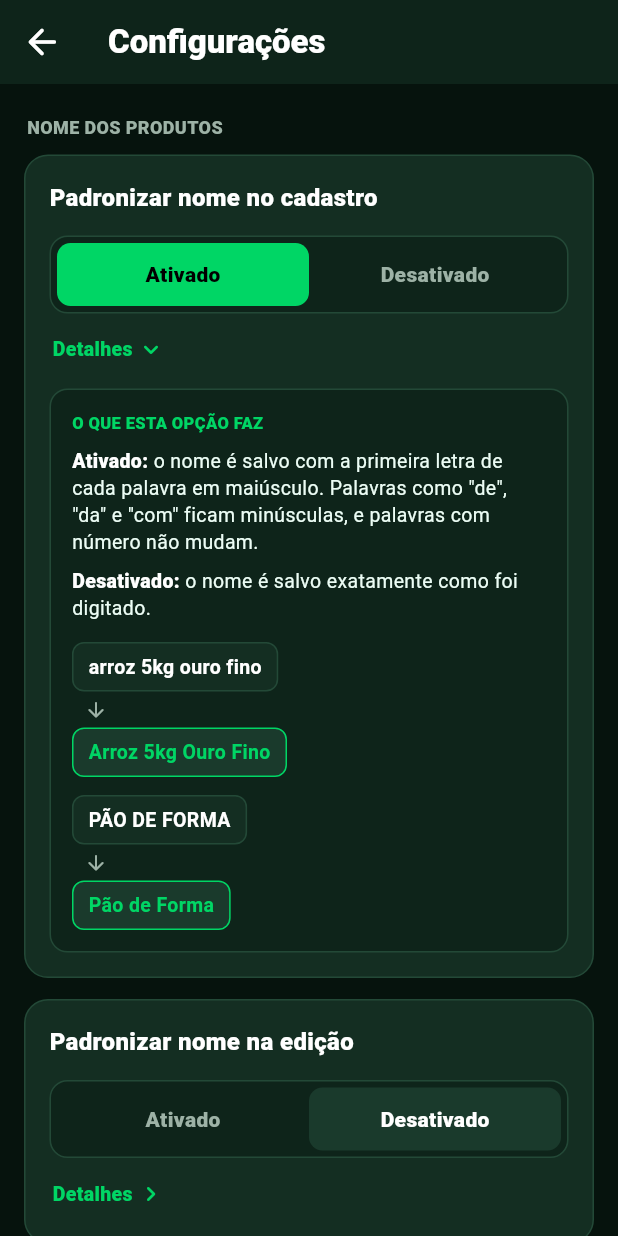
After one commit to PedroAlvaroFernandesFilho/Gerenciamento_Estoque_MercadoTropical, a Flutter app: the ConfiguracoesScreen screen opened directly, after a tap on "Detalhes", on a phone screen of 412 x 824 dp. The commit adds this screen. Run offline on Flutter 3.47's test engine with Material 3 defaults, Android fonts, the phone set to English and light mode, and no system bars; our stand-ins replace shared_preferences; accounts and stored records are empty; network calls fail.

Commit message:
[Frontend - 12] Criação da tela de Configurações com opções de padronização do nome no cadastro e na edição e de ícones automáticos, salvas no aparelho e nova a unidade 'lata' no cadastro e na edição de produtos

```diff
--- a/flutter_mobile/mercado_tropical_flutter/lib/main.dart
+++ b/flutter_mobile/mercado_tropical_flutter/lib/main.dart
@@ -1,10 +1,14 @@
 import 'package:flutter/material.dart';
 import 'package:flutter_localizations/flutter_localizations.dart';
+import 'provider/configuracoes_provider.dart';
 import 'provider/estoque_provider.dart';
 import 'ui/screens/home_page.dart';
 
 // Inicialização da aplicação apontando para a HomePage
-void main() {
+Future<void> main() async {
+  // Carrega as configurações salvas antes de abrir o app
+  WidgetsFlutterBinding.ensureInitialized();
+  await configuracoesProvider.carregar();
   runApp(const MercadoTropicalApp());
 }
 
--- a/flutter_mobile/mercado_tropical_flutter/lib/models/produto.dart
+++ b/flutter_mobile/mercado_tropical_flutter/lib/models/produto.dart
@@ -6,8 +6,13 @@ class Produto {
   final int minimo;
   final String unidade;
   final String validade; // Formato na tela: DD/MM/AAAA
-  final String icone;
+  final String _icone;
   final bool ativo;
+
+  // Definido pela tela de Configurações; desativado, todos os produtos mostram 📦
+  static bool iconesAtivos = true;
+
+  String get icone => iconesAtivos ? _icone : '📦';
 
   Produto({
     this.id,
@@ -18,7 +23,7 @@ class Produto {
     required this.validade,
     String? icone,
     this.ativo = true,
-  }) : icone = (icone != null && icone.isNotEmpty) ? icone : iconePorNome(nome);
+  }) : _icone = (icone != null && icone.isNotEmpty) ? icone : iconePorNome(nome);
 
   // Emoji de cada categoria e suas palavras-chave (sem acento), testados em ordem: o primeiro que combinar vence.
   // Itens mais específicos vêm antes (ex: "água sanitária" é limpeza, não bebida).
@@ -121,6 +126,9 @@ class Produto {
     }
     return resultado.join(' ');
   }
+
+  // Nome sem padronização: tira espaços do começo, do fim e repetidos
+  static String limparEspacos(String nome) => nome.trim().replaceAll(RegExp(r'\s+'), ' ');
 
   // Versão do nome usada só para comparar: sem acentos, minúscula e sem espaços extras
   static String normalizarNome(String nome) {
--- /dev/null
+++ b/flutter_mobile/mercado_tropical_flutter/lib/ui/screens/configuracoes_screen.dart
@@ -0,0 +1,346 @@
+import 'package:flutter/material.dart';
+import '../../provider/configuracoes_provider.dart';
+import '../theme/tropical_theme.dart';
+
+// Tela de Configurações: padronização dos nomes e ícones automáticos
+class ConfiguracoesScreen extends StatelessWidget {
+  const ConfiguracoesScreen({super.key});
+
+  @override
+  Widget build(BuildContext context) {
+    return ListenableBuilder(
+      listenable: configuracoesProvider,
+      builder: (context, _) {
+        return Scaffold(
+          backgroundColor: TropicalColors.base,
+          appBar: AppBar(
+            backgroundColor: TropicalColors.surface,
+            foregroundColor: Colors.white,
+            leading: IconButton(
+              icon: const Icon(Icons.arrow_back_rounded, size: 28),
+              tooltip: 'Voltar',
+              onPressed: () => Navigator.pop(context),
+            ),
+            title: const Text('Configurações', style: TextStyle(fontWeight: FontWeight.w900)),
+          ),
+          body: ListView(
+            padding: const EdgeInsets.all(16),
+            children: [
+              _buildTituloSecao('NOME DOS PRODUTOS'),
+              _OpcaoConfiguracao(
+                titulo: 'Padronizar nome no cadastro',
+                ativado: configuracoesProvider.padronizarCadastro,
+                aoMudar: configuracoesProvider.definirPadronizarCadastro,
+                textoAtivado:
+                    'o nome é salvo com a primeira letra de cada palavra em maiúsculo. Palavras como "de", "da" e "com" ficam minúsculas, e palavras com número não mudam.',
+                textoDesativado: 'o nome é salvo exatamente como foi digitado.',
+                exemplo: const Column(
+                  crossAxisAlignment: CrossAxisAlignment.start,
+                  children: [
+                    _ExemploNome(antes: 'arroz 5kg ouro fino', depois: 'Arroz 5kg Ouro Fino'),
+                    SizedBox(height: 12),
+                    _ExemploNome(antes: 'PÃO DE FORMA', depois: 'Pão de Forma'),
+                  ],
+                ),
+              ),
+              _OpcaoConfiguracao(
+                titulo: 'Padronizar nome na edição',
+                ativado: configuracoesProvider.padronizarEdicao,
+                aoMudar: configuracoesProvider.definirPadronizarEdicao,
+                textoAtivado: 'ao editar um produto, o nome também é padronizado.',
+                textoDesativado:
+                    'ao editar, o nome é salvo exatamente como foi digitado. Útil para ajustar marcas e siglas.',
+                exemplo: const _ExemploNome(antes: 'Café PILÃO', depois: 'Café Pilão'),
+              ),
+              const SizedBox(height: 8),
+              _buildTituloSecao('APARÊNCIA'),
+              _OpcaoConfiguracao(
+                titulo: 'Ícones automáticos',
+                ativado: configuracoesProvider.iconesAtivos,
+                aoMudar: configuracoesProvider.definirIconesAtivos,
+                textoAtivado: 'cada produto recebe um ícone de acordo com o nome (arroz, café, leite, frutas...).',
+                textoDesativado: 'todos os produtos usam o ícone padrão de caixa.',
+                exemplo: const Column(
+                  crossAxisAlignment: CrossAxisAlignment.start,
+                  children: [
+                    _ExemploIcones(rotulo: 'Ativado', icones: ['🌾', '☕'], nomes: ['Arroz', 'Café']),
+                    SizedBox(height: 8),
+                    _ExemploIcones(rotulo: 'Desativado', icones: ['📦', '📦'], nomes: ['Arroz', 'Café']),
+                  ],
+                ),
+              ),
+              const Padding(
+                padding: EdgeInsets.only(top: 4, bottom: 16),
+                child: Text(
+                  'As configurações ficam salvas neste aparelho.',
+                  textAlign: TextAlign.center,
+                  style: TextStyle(color: TropicalColors.subtext, fontSize: 11),
+                ),
+              ),
+            ],
+          ),
+        );
+      },
+    );
+  }
+
+  Widget _buildTituloSecao(String texto) {
+    return Padding(
+      padding: const EdgeInsets.only(left: 2, bottom: 10, top: 4),
+      child: Text(
+        texto,
+        style: const TextStyle(color: TropicalColors.subtext, fontSize: 12, fontWeight: FontWeight.w900),
+      ),
+    );
+  }
+}
+
+// Cartão de uma opção: título, botão Ativado/Desativado e "Detalhes" que expande a explicação
+class _OpcaoConfiguracao extends StatefulWidget {
+  final String titulo;
+  final bool ativado;
+  final ValueChanged<bool> aoMudar;
+  final String textoAtivado;
+  final String textoDesativado;
+  final Widget exemplo;
+
+  const _OpcaoConfiguracao({
+    required this.titulo,
+    required this.ativado,
+    required this.aoMudar,
+    required this.textoAtivado,
+    required this.textoDesativado,
+    required this.exemplo,
+  });
+
+  @override
+  State<_OpcaoConfiguracao> createState() => _OpcaoConfiguracaoState();
+}
+
+class _OpcaoConfiguracaoState extends State<_OpcaoConfiguracao> {
+  bool _detalhesAbertos = false;
+
+  @override
+  Widget build(BuildContext context) {
+    return Container(
+      margin: const EdgeInsets.only(bottom: 14),
+      padding: const EdgeInsets.all(16),
+      decoration: BoxDecoration(
+        color: TropicalColors.card,
+        borderRadius: BorderRadius.circular(16),
+        border: Border.all(color: TropicalColors.border),
+      ),
+      child: Column(
+        crossAxisAlignment: CrossAxisAlignment.start,
+        children: [
+          Text(
+            widget.titulo,
+            style: const TextStyle(color: Colors.white, fontSize: 16, fontWeight: FontWeight.w900),
+          ),
+          const SizedBox(height: 14),
+
+          // Botão em duas partes: a opção marcada fica destacada
+          Container(
+            padding: const EdgeInsets.all(4),
+            decoration: BoxDecoration(
+              color: TropicalColors.surface,
+              borderRadius: BorderRadius.circular(12),
+              border: Border.all(color: TropicalColors.border),
+            ),
+            child: Row(
+              children: [
+                _buildParte('Ativado', selecionado: widget.ativado, valor: true),
+                _buildParte('Desativado', selecionado: !widget.ativado, valor: false),
+              ],
+            ),
+          ),
+          const SizedBox(height: 8),
+
+          InkWell(
+            onTap: () => setState(() => _detalhesAbertos = !_detalhesAbertos),
+            borderRadius: BorderRadius.circular(8),
+            child: Padding(
+              padding: const EdgeInsets.symmetric(vertical: 6, horizontal: 2),
+              child: Row(
+                mainAxisSize: MainAxisSize.min,
+                children: [
+                  const Text(
+                    'Detalhes',
+                    style: TextStyle(color: TropicalColors.primary, fontSize: 13, fontWeight: FontWeight.w900),
+                  ),
+                  const SizedBox(width: 2),
+                  AnimatedRotation(
+                    turns: _detalhesAbertos ? 0.25 : 0,
+                    duration: const Duration(milliseconds: 200),
+                    child: const Icon(Icons.chevron_right_rounded, color: TropicalColors.primary, size: 20),
+                  ),
+                ],
+              ),
+            ),
+          ),
+
+          AnimatedSize(
+            duration: const Duration(milliseconds: 200),
+            curve: Curves.easeInOut,
+            alignment: Alignment.topCenter,
+            child: _detalhesAbertos ? _buildZonaExplicacao() : const SizedBox(width: double.infinity),
+          ),
+        ],
+      ),
+    );
+  }
+
+  Widget _buildParte(String texto, {required bool selecionado, required bool valor}) {
+    final destaque = selecionado && valor;
+    final desativadoMarcado = selecionado && !valor;
+
+    return Expanded(
+      child: InkWell(
+        onTap: () => widget.aoMudar(valor),
+        borderRadius: BorderRadius.circular(9),
+        child: AnimatedContainer(
+          duration: const Duration(milliseconds: 180),
+          padding: const EdgeInsets.symmetric(vertical: 11, horizontal: 6),
+          decoration: BoxDecoration(
+            color: destaque
+                ? TropicalColors.primary
+                : (desativadoMarcado ? TropicalColors.cardHighlight : Colors.transparent),
+            borderRadius: BorderRadius.circular(9),
+          ),
+          // scaleDown: em telas estreitas ou com letra grande o texto diminui em vez de quebrar
+          child: FittedBox(
+            fit: BoxFit.scaleDown,
+            child: Text(
+              texto,
+              maxLines: 1,
+              style: TextStyle(
+                color: destaque ? Colors.black : (desativadoMarcado ? Colors.white : TropicalColors.subtext),
+                fontSize: 14,
+                fontWeight: FontWeight.w900,
+              ),
+            ),
+          ),
+        ),
+      ),
+    );
+  }
+
+  Widget _buildZonaExplicacao() {
+    return Padding(
+      padding: const EdgeInsets.only(top: 10),
+      child: Container(
+        width: double.infinity,
+        padding: const EdgeInsets.all(14),
+        decoration: BoxDecoration(
+          color: TropicalColors.surface,
+          borderRadius: BorderRadius.circular(12),
+          border: Border.all(color: TropicalColors.border),
+        ),
+        child: Column(
+          crossAxisAlignment: CrossAxisAlignment.start,
+          children: [
+            const Text(
+              'O QUE ESTA OPÇÃO FAZ',
+              style: TextStyle(color: TropicalColors.primary, fontSize: 11, fontWeight: FontWeight.w900),
+            ),
+            const SizedBox(height: 8),
+            _buildExplicacao('Ativado: ', widget.textoAtivado),
+            const SizedBox(height: 8),
+            _buildExplicacao('Desativado: ', widget.textoDesativado),
+            const SizedBox(height: 14),
+            widget.exemplo,
+          ],
+        ),
+      ),
+    );
+  }
+
+  Widget _buildExplicacao(String rotulo, String texto) {
+    return Text.rich(
+      TextSpan(
+        children: [
+          TextSpan(text: rotulo, style: const TextStyle(fontWeight: FontWeight.w900, color: Colors.white)),
+          TextSpan(text: texto),
+        ],
+      ),
+      style: const TextStyle(color: TropicalColors.text, fontSize: 13, height: 1.4),
+    );
+  }
+}
+
+class _ExemploNome extends StatelessWidget {
+  final String antes;
+  final String depois;
+
+  const _ExemploNome({required this.antes, required this.depois});
+
+  @override
+  Widget build(BuildContext context) {
+    return Column(
+      crossAxisAlignment: CrossAxisAlignment.start,
+      children: [
+        _tag(antes, destaque: false),
+        const Padding(
+          padding: EdgeInsets.symmetric(vertical: 4, horizontal: 8),
+          child: Icon(Icons.arrow_downward_rounded, color: TropicalColors.subtext, size: 16),
+        ),
+        _tag(depois, destaque: true),
+      ],
+    );
+  }
+
+  Widget _tag(String texto, {required bool destaque}) {
+    return Container(
+      padding: const EdgeInsets.symmetric(horizontal: 10, vertical: 6),
+      decoration: BoxDecoration(
+        color: destaque ? TropicalColors.cardHighlight : TropicalColors.card,
+        borderRadius: BorderRadius.circular(8),
+        border: Border.all(color: destaque ? TropicalColors.primary : TropicalColors.border),
+      ),
+      child: Text(
+        texto,
+        style: TextStyle(
+          color: destaque ? TropicalColors.primary : Colors.white,
+          fontSize: 13,
+          fontWeight: FontWeight.bold,
+        ),
+      ),
+    );
+  }
+}
+
+// Exemplo dos ícones: Wrap leva os itens para a linha de baixo quando falta espaço
+class _ExemploIcones extends StatelessWidget {
+  final String rotulo;
+  final List<String> icones;
+  final List<String> nomes;
+
+  const _ExemploIcones({required this.rotulo, required this.icones, required this.nomes});
+
+  @override
+  Widget build(BuildContext context) {
+    return Wrap(
+      spacing: 8,
+      runSpacing: 8,
+      crossAxisAlignment: WrapCrossAlignment.center,
+      children: [
+        for (var i = 0; i < nomes.length; i++)
+          Container(
+            padding: const EdgeInsets.symmetric(horizontal: 10, vertical: 6),
+            decoration: BoxDecoration(
+              color: TropicalColors.cardHighlight,
+              borderRadius: BorderRadius.circular(8),
+            ),
+            child: Text(
+              '${icones[i]}  ${nomes[i]}',
+              style: const TextStyle(color: Colors.white, fontSize: 13, fontWeight: FontWeight.bold),
+            ),
+          ),
+        Text(
+          '→ $rotulo',
+          style: const TextStyle(color: TropicalColors.subtext, fontSize: 13, fontWeight: FontWeight.bold),
+        ),
+      ],
+    );
+  }
+}
--- a/flutter_mobile/mercado_tropical_flutter/lib/ui/screens/produto_form_screen.dart
+++ b/flutter_mobile/mercado_tropical_flutter/lib/ui/screens/produto_form_screen.dart
@@ -1,5 +1,6 @@
 import 'package:flutter/material.dart';
 import '../../models/produto.dart';
+import '../../provider/configuracoes_provider.dart';
 import '../../provider/estoque_provider.dart';
 import '../theme/tropical_theme.dart';
 import '../widgets/confirmacao_dialog.dart';
@@ -23,7 +24,7 @@ class _ProdutoFormScreenState extends State<ProdutoFormScreen> {
   int _estoqueMinimo = 5;
   DateTime _dataValidade = DateTime.now().add(const Duration(days: 180));
 
-  final List<String> _unidades = ['pacotes', 'unidades', 'caixa', 'quilos', 'litros', 'fardos'];
+  final List<String> _unidades = ['pacotes', 'unidades', 'caixa', 'lata', 'quilos', 'litros', 'fardos'];
 
   // Valores ao abrir a tela, para saber se algo foi alterado antes de sair
   late final String _nomeOriginal;
@@ -245,9 +246,9 @@ class _ProdutoFormScreenState extends State<ProdutoFormScreen> {
   @override
   Widget build(BuildContext context) {
     final editando = widget.produtoExistente != null;
-    // Nome já padronizado (ex: "arroz 5kg" -> "Arroz 5kg"); é o que aparece na prévia e é salvo
-    final nomeAtual = Produto.formatarNome(_nomeCtrl.text);
-    final iconeAutomatico = Produto.iconePorNome(nomeAtual);
+    final padronizar = editando ? configuracoesProvider.padronizarEdicao : configuracoesProvider.padronizarCadastro;
+    final nomeAtual = padronizar ? Produto.formatarNome(_nomeCtrl.text) : Produto.limparEspacos(_nomeCtrl.text);
+    final iconeAutomatico = Produto.iconesAtivos ? Produto.iconePorNome(nomeAtual) : '📦';
 
     // Com dados não salvos, voltar pede confirmação antes de sair
     return PopScope(
--- a/flutter_mobile/mercado_tropical_flutter/pubspec.yaml
+++ b/flutter_mobile/mercado_tropical_flutter/pubspec.yaml
@@ -38,6 +38,7 @@ dependencies:
   cupertino_icons: ^1.0.8
   dio: ^5.11.1
   http: ^1.6.0
+  shared_preferences: ^2.5.6
 
 dev_dependencies:
   flutter_test:
```
Also changed, not shown: flutter_mobile/mercado_tropical_flutter/lib/provider/configuracoes_provider.dart (added, +61 -0 lines), flutter_mobile/mercado_tropical_flutter/lib/ui/widgets/top_header.dart (+31 -0 lines), flutter_mobile/mercado_tropical_flutter/pubspec.lock, 1 other file.
